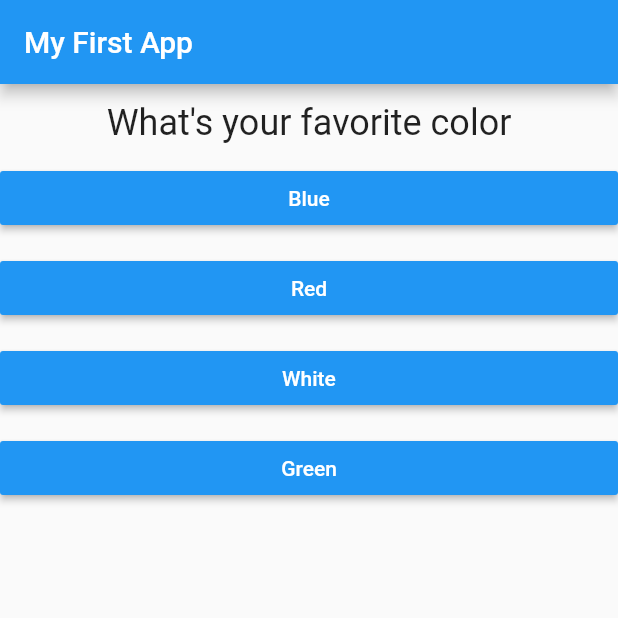
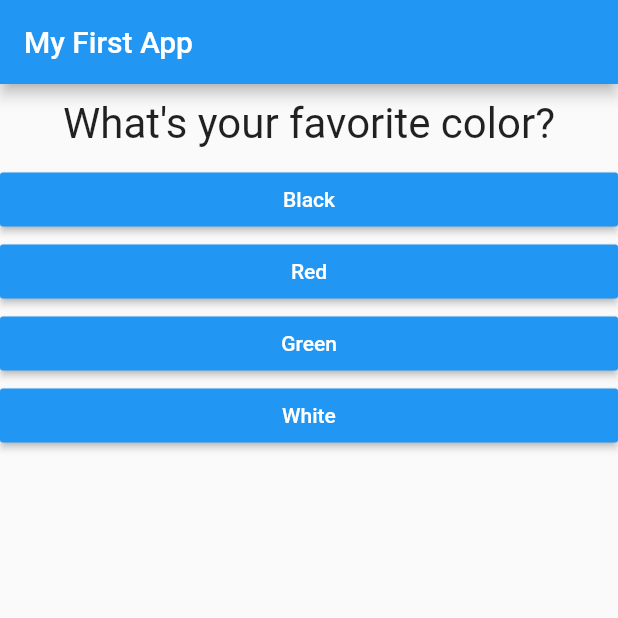
Before and after one commit to aliensmart/flutter_first_project, a Flutter app: the screen it shows after launch, on a phone screen of 412 x 824 dp, the top half of it. Run offline on Flutter 3.47's test engine with Material 2 defaults, Android fonts, the phone set to English and light mode, and no system bars.

Commit message:
end project

```diff
--- a/lib/answer.dart
+++ b/lib/answer.dart
@@ -1,21 +1,21 @@
 import 'package:flutter/material.dart';
 
 class Answer extends StatelessWidget {
-  final Function questionAnswer;
+  final Function selectHandler;
   final String answerText;
 
-  Answer(this.questionAnswer, this.answerText);
+  Answer(this.selectHandler, this.answerText);
 
   @override
   Widget build(BuildContext context) {
     return Container(
-        width: double.infinity,
-        margin: EdgeInsets.only(bottom: 12),
-        child: RaisedButton(
-          color: Colors.blue,
-          textColor: Colors.white,
-          child: Text(this.answerText),
-          onPressed: this.questionAnswer,
-        ));
+      width: double.infinity,
+      child: RaisedButton(
+        color: Colors.blue,
+        textColor: Colors.white,
+        child: Text(answerText),
+        onPressed: selectHandler,
+      ),
+    );
   }
 }
--- a/lib/main.dart
+++ b/lib/main.dart
@@ -1,6 +1,10 @@
 import 'package:flutter/material.dart';
-import './question.dart';
-import './answer.dart';
+
+import './quiz.dart';
+import './result.dart';
+// void main() {
+//   runApp(MyApp());
+// }
 
 void main() => runApp(MyApp());
 
@@ -13,50 +17,82 @@ class MyApp extends StatefulWidget {
 }
 
 class _MyAppState extends State<MyApp> {
-  var _questionIndex = 0;
-  final questions = const [
+  final _questions = const [
     {
-      "questionText": "What's your favorite color",
-      "answers": ['Blue', 'Red', 'White', 'Green'],
+      'questionText': 'What\'s your favorite color?',
+      'answers': [
+        {'text': 'Black', 'score': 10},
+        {'text': 'Red', 'score': 5},
+        {'text': 'Green', 'score': 3},
+        {'text': 'White', 'score': 1},
+      ],
     },
     {
-      "questionText": "What's your favorite animal",
-      "answers": ['Cat', 'Pigeon', 'Snake', 'Dog'],
+      'questionText': 'What\'s your favorite animal?',
+      'answers': [
+        {'text': 'Rabbit', 'score': 3},
+        {'text': 'Snake', 'score': 11},
+        {'text': 'Elephant', 'score': 5},
+        {'text': 'Lion', 'score': 9},
+      ],
     },
     {
-      "questionText": "What's your favorite country",
-      "answers": ['Burkina Faso', 'Ghana', 'Nigeria', 'Togo'],
+      'questionText': 'Who\'s your favorite instructor?',
+      'answers': [
+        {'text': 'Max', 'score': 1},
+        {'text': 'Max', 'score': 1},
+        {'text': 'Max', 'score': 1},
+        {'text': 'Max', 'score': 1},
+      ],
     },
   ];
-  void _answerQuestion() {
+  var _questionIndex = 0;
+  var _totalScore = 0;
+
+  void _resetQuiz() {
     setState(() {
-      _questionIndex++;
+      _questionIndex = 0;
+      _totalScore = 0;
     });
-    print("Question Answered");
+  }
+
+  void _answerQuestion(int score) {
+    // var aBool = true;
+    // aBool = false;
+
+    _totalScore += score;
+
+    setState(() {
+      _questionIndex = _questionIndex + 1;
+    });
+    print(_questionIndex);
+    if (_questionIndex < _questions.length) {
+      print('We have more questions!');
+    } else {
+      print('No more questions!');
+    }
   }
 
   @override
   Widget build(BuildContext context) {
+    // var dummy = const ['Hello'];
+    // dummy.add('Max');
+    // print(dummy);
+    // dummy = [];
+    // questions = []; // does not work if questions is a const
+
     return MaterialApp(
       home: Scaffold(
         appBar: AppBar(
           title: Text('My First App'),
         ),
-        body: _questionIndex < questions.length
-            ? Column(
-                children: [
-                  Question(
-                    questions[_questionIndex]['questionText'],
-                  ),
-                  ...(questions[_questionIndex]['answers'] as List<String>)
-                      .map((answer) {
-                    return Answer(_answerQuestion, answer);
-                  }).toList()
-                ],
+        body: _questionIndex < _questions.length
+            ? Quiz(
+                answerQuestion: _answerQuestion,
+                questionIndex: _questionIndex,
+                questions: _questions,
               )
-            : Center(
-                child: Text('You Did It'),
-              ),
+            : Result(_totalScore, _resetQuiz),
       ),
     );
   }
--- a/lib/question.dart
+++ b/lib/question.dart
@@ -8,12 +8,13 @@ class Question extends StatelessWidget {
   @override
   Widget build(BuildContext context) {
     return Container(
-        width: double.infinity,
-        margin: EdgeInsets.all(12),
-        child: Text(
-          questionText,
-          style: TextStyle(fontSize: 24),
-          textAlign: TextAlign.center,
-        ));
+      width: double.infinity,
+      margin: EdgeInsets.all(10),
+      child: Text(
+        questionText,
+        style: TextStyle(fontSize: 28),
+        textAlign: TextAlign.center,
+      ),
+    );
   }
 }
--- /dev/null
+++ b/lib/quiz.dart
@@ -0,0 +1,31 @@
+import 'package:flutter/material.dart';
+
+import './question.dart';
+import './answer.dart';
+
+class Quiz extends StatelessWidget {
+  final List<Map<String, Object>> questions;
+  final int questionIndex;
+  final Function answerQuestion;
+
+  Quiz({
+    @required this.questions,
+    @required this.answerQuestion,
+    @required this.questionIndex,
+  });
+
+  @override
+  Widget build(BuildContext context) {
+    return Column(
+      children: [
+        Question(
+          questions[questionIndex]['questionText'],
+        ),
+        ...(questions[questionIndex]['answers'] as List<Map<String, Object>>)
+            .map((answer) {
+          return Answer(() => answerQuestion(answer['score']), answer['text']);
+        }).toList()
+      ],
+    );
+  }
+}
```
Also changed, not shown: lib/result.dart (added, +44 -0 lines).
